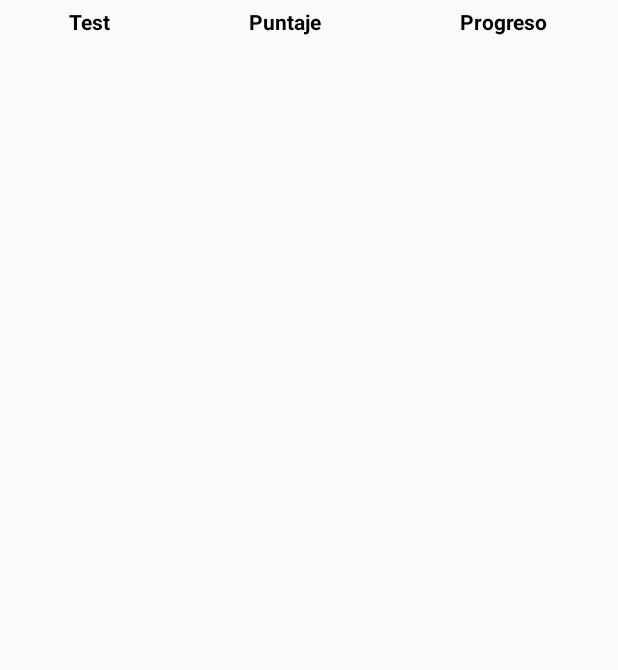
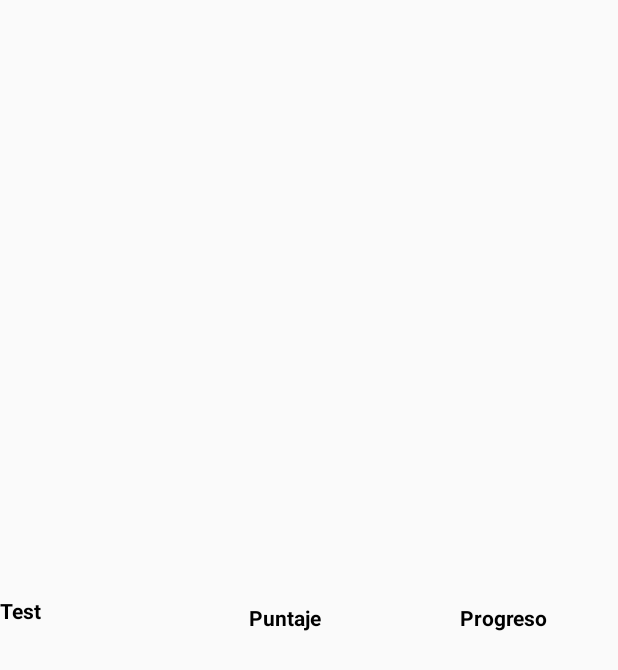
Before and after one commit to CristianF-Asd/ProyectoFinal3, an Android app: the layout lista_item_meta.xml on its own in the app's theme, with its tools: preview values and no code run, on a phone screen of 412 x 824 dp. Shown: the top 670 px of the screen. Run offline under Robolectric (Android 15) with nearby library versions, the phone set to English and light mode, and no system bars.

```diff
--- a/app/src/main/java/com/example/proyectofinal1/DBHelper.java
+++ b/app/src/main/java/com/example/proyectofinal1/DBHelper.java
@@ -4,6 +4,7 @@ import android.content.ContentValues;
 import android.content.Context;
 import android.database.Cursor;
 import android.database.sqlite.SQLiteDatabase;
+import android.util.Log;
 import android.widget.Toast;
 
 import com.example.proyectofinal1.Model.CantRec;
@@ -89,6 +90,7 @@ public class DBHelper {
             if(cursor.moveToFirst()){
                 do{
                     perfilClass.setTotal(cursor.getString(0));
+                    Log.i("DbHelper",perfilClass.getTotal() );
                     perfilClass.setMes(Mes);
                     int Total = Integer.parseInt(perfilClass.getTotal());
                     String  progreso = String.valueOf((Total*100)/360);
--- a/app/src/main/java/com/example/proyectofinal1/Metas.java
+++ b/app/src/main/java/com/example/proyectofinal1/Metas.java
@@ -110,7 +110,7 @@ public class Metas extends Fragment {
 
                 if(dbHelper.RegistrarCantidades(cant)){
 
-                    PerfilFragment fragment1 = new PerfilFragment();
+                    HomeFragment fragment1 = new HomeFragment();
                     getActivity().getSupportFragmentManager().beginTransaction().replace(R.id.fragment_container, fragment1).commit();
                     Toast.makeText(getActivity().getApplicationContext(), "Datos Registrados", Toast.LENGTH_SHORT).show();
 
--- a/app/src/main/java/com/example/proyectofinal1/PerfilAdapter.java
+++ b/app/src/main/java/com/example/proyectofinal1/PerfilAdapter.java
@@ -30,7 +30,7 @@ public class PerfilAdapter extends RecyclerView.Adapter<PerfilAdapter.PerfilView
     public void onBindViewHolder(@NonNull PerfilAdapter.PerfilViewHolder holder, int position) {
         holder.txFecha.setText(ClasePrefil.get(position).getMes());
         holder.txReciclaje.setText(ClasePrefil.get(position).getTotal());
-        holder.txFecha.setText(ClasePrefil.get(position).getProgreso());
+        holder.txTotal.setText(ClasePrefil.get(position).getProgreso()+"%");
 
 
 
--- a/app/src/main/res/layout/lista_item_meta.xml
+++ b/app/src/main/res/layout/lista_item_meta.xml
@@ -1,18 +1,20 @@
 <?xml version="1.0" encoding="utf-8"?>
 <LinearLayout xmlns:android="http://schemas.android.com/apk/res/android"
     android:layout_width="match_parent"
-    android:layout_height="match_parent">
+    android:layout_height="match_parent"
+    android:gravity="center_vertical">
 
 
     <LinearLayout
         android:layout_width="wrap_content"
         android:layout_height="29dp"
         android:layout_weight="1"
-        android:gravity="center"
+
         android:orientation="vertical">
 
         <TextView
             android:id="@+id/txFecha"
+
             android:layout_width="wrap_content"
             android:layout_height="wrap_content"
             android:text="Test"
```
Also changed, not shown: app/src/main/java/com/example/proyectofinal1/DBConnector.java (+5 -3 lines), app/src/main/java/com/example/proyectofinal1/PerfilFragment.java (+15 -8 lines).
